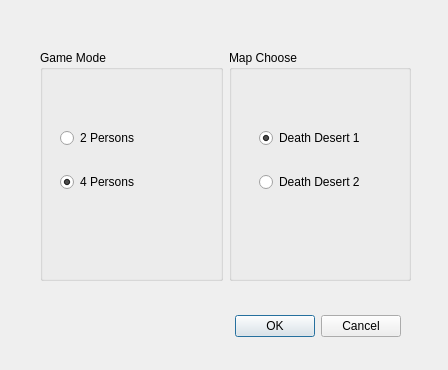
This is chooseGame.ui in ideallx/Hexagon as Qt 5 draws it before an edit. The edited form follows.
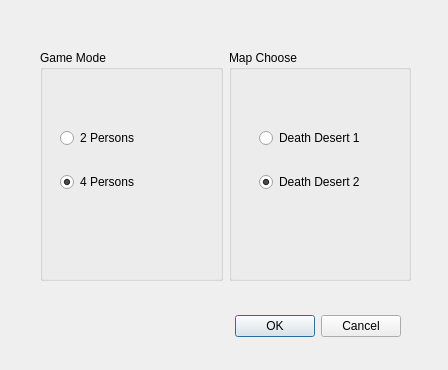
This is the edited form.

The edit to the form file:
```diff
--- a/chooseGame.ui
+++ b/chooseGame.ui
@@ -96,7 +96,7 @@
            <string>Death Desert 1</string>
           </property>
           <property name="checked">
-           <bool>true</bool>
+           <bool>false</bool>
           </property>
          </widget>
         </item>
@@ -105,6 +105,9 @@
           <property name="text">
            <string>Death Desert 2</string>
           </property>
+          <property name="checked">
+           <bool>true</bool>
+          </property>
          </widget>
         </item>
        </layout>
```
